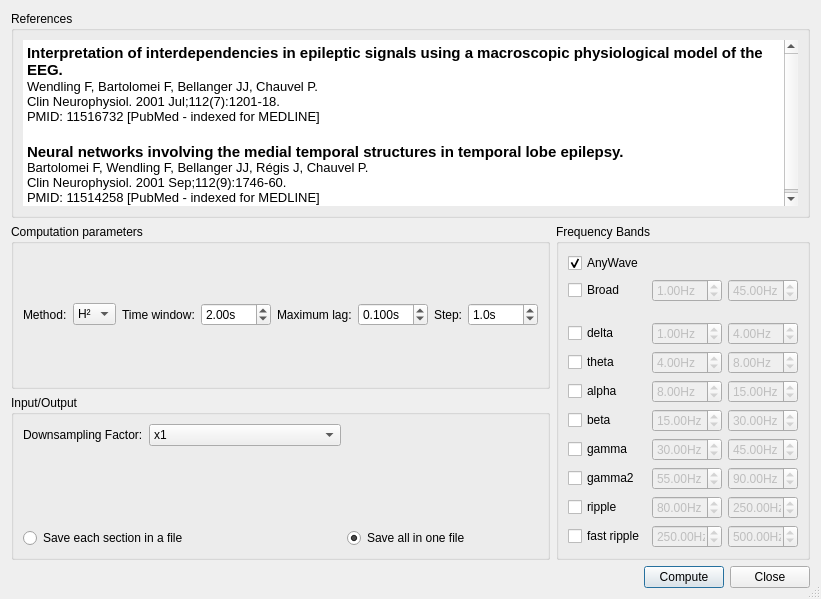
Before: the Qt Designer form src/plugins/h2/h2ui.ui in HIP-infrastructure/anywave-code, drawn with Qt 5.
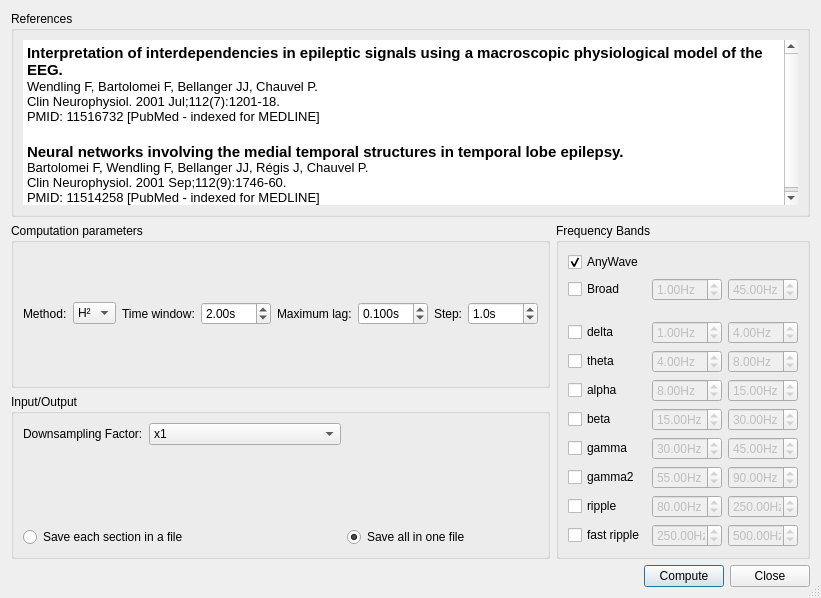
After: the same form once the commit is applied. Icons and pictures are not drawn. Custom widgets are drawn as their Qt base class.

```diff
--- a/src/plugins/h2/h2ui.ui
+++ b/src/plugins/h2/h2ui.ui
@@ -7,7 +7,7 @@
     <x>0</x>
     <y>0</y>
     <width>821</width>
-    <height>599</height>
+    <height>598</height>
    </rect>
   </property>
   <property name="windowTitle">
```
Left out of the diff: 154 changed lines with no effect on the pictures.
